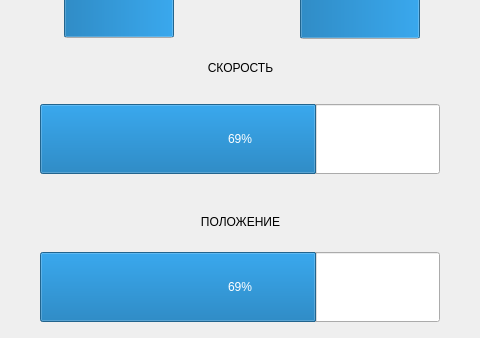
Before: the Qt Designer form workwidget.ui in genzorr/Cam-road, drawn with Qt 5; both pictures show x 0 to 480 and y 402 to 740 of the 480 by 740 pixel window.
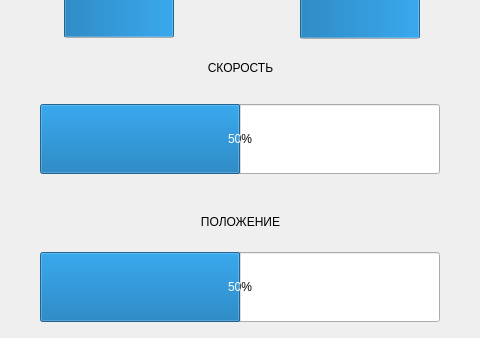
After: the same form once the commit is applied.

What changed in the file:
```diff
--- a/workwidget.ui
+++ b/workwidget.ui
@@ -163,7 +163,7 @@
        </size>
       </property>
       <property name="value">
-       <number>69</number>
+       <number>50</number>
       </property>
      </widget>
     </item>
@@ -210,7 +210,7 @@
        </size>
       </property>
       <property name="value">
-       <number>69</number>
+       <number>50</number>
       </property>
      </widget>
     </item>
```
